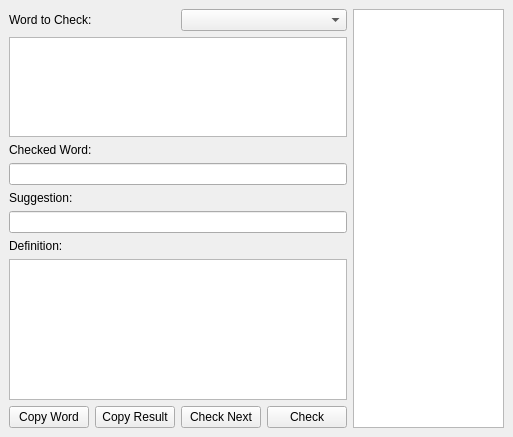
pitman2e/python-pydict, file py_src/pydict/ui/dict.ui: the form before one commit.
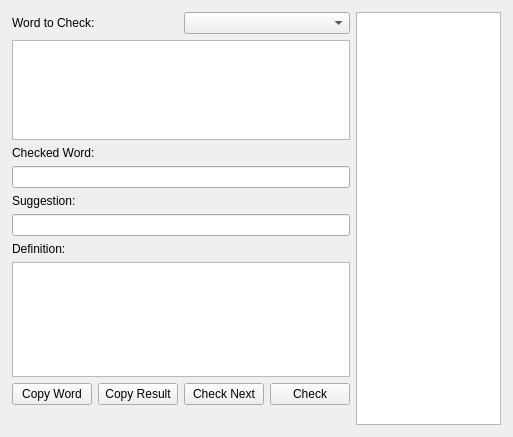
The form after the commit.

Commit message: Added status label

The edit to the form file:
```diff
--- a/py_src/pydict/ui/dict.ui
+++ b/py_src/pydict/ui/dict.ui
@@ -15,6 +15,18 @@
   </property>
   <widget class="QWidget" name="centralwidget">
    <layout class="QHBoxLayout" name="horizontalLayout">
+    <property name="leftMargin">
+     <number>12</number>
+    </property>
+    <property name="topMargin">
+     <number>12</number>
+    </property>
+    <property name="rightMargin">
+     <number>12</number>
+    </property>
+    <property name="bottomMargin">
+     <number>12</number>
+    </property>
     <item>
      <layout class="QVBoxLayout" name="verticalLayout">
       <item>
@@ -131,6 +143,13 @@
         </item>
        </layout>
       </item>
+      <item>
+       <widget class="QLabel" name="lblStatus">
+        <property name="text">
+         <string/>
+        </property>
+       </widget>
+      </item>
      </layout>
     </item>
     <item>
```
The commit also changes 1 other file.
